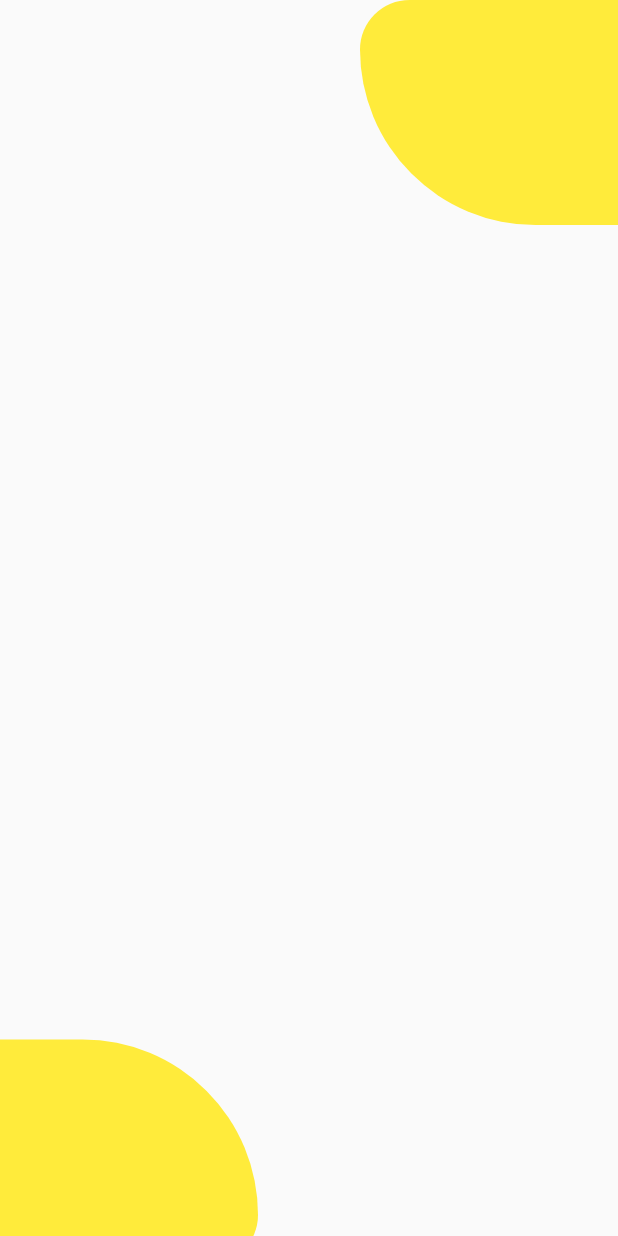
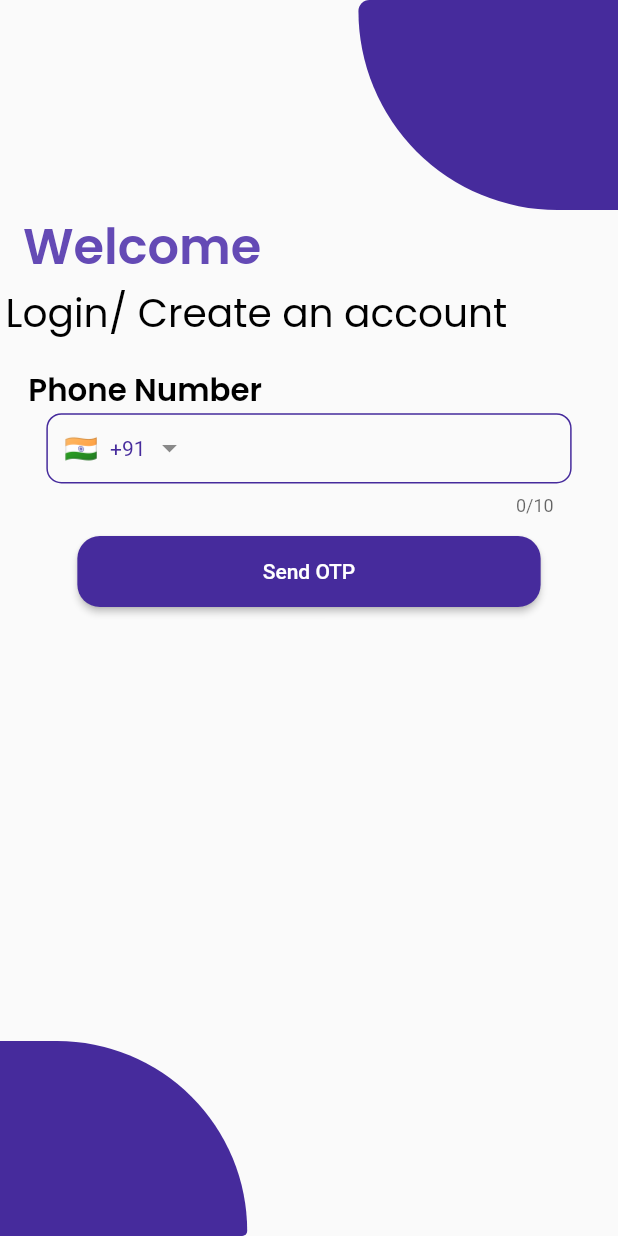
Before and after one commit to MangukiyaLogifox/FoodApp, a Flutter app: the LoginScren screen opened directly, on a phone screen of 412 x 824 dp. Run offline on Flutter 3.47's test engine with Material 2 defaults, Android fonts, the light colour scheme and no system bars; drawn by our look-alikes of intl_phone_field; our stand-ins replace cached_network_image, cloud_firestore, firebase_auth, firebase_core, google_fonts, otp_text_field and 2 more; missing offline and left inert: firebase_auth_platform_interface; accounts and stored records are empty.

Commit message:
firebase login

```diff
--- a/lib/Core/app_color.dart
+++ b/lib/Core/app_color.dart
@@ -9,6 +9,7 @@ class AppColor {
   static const black = Colors.black;
   static const red = Colors.red;
   static const green = Colors.green;
+  static const login = Color.fromRGBO(251, 192, 45, 1);
   static const blue = Color(0xFF9577F2);
   static const blue1 = Color(0xFFAB93F7);
   static const yellow = Color(0xFfC9AA05);
--- a/lib/Screen/login_screen.dart
+++ b/lib/Screen/login_screen.dart
@@ -1,5 +1,13 @@
+import 'package:firebase_auth/firebase_auth.dart';
 import 'package:flutter/material.dart';
+import 'package:flutter/services.dart';
+import 'package:food_app/Core/app_color.dart';
+import 'package:food_app/Screen/otp_screen.dart';
+import 'package:google_fonts/google_fonts.dart';
 import 'package:sizer/sizer.dart';
+import 'package:intl_phone_field/intl_phone_field.dart';
+
+var dialCode = '+91';
 
 class LoginScren extends StatefulWidget {
   const LoginScren({super.key});
@@ -9,56 +17,192 @@ class LoginScren extends StatefulWidget {
 }
 
 class _LoginScrenState extends State<LoginScren> {
+  String? verificationcode;
+  final formKey = GlobalKey<FormState>();
+  TextEditingController phoneNumber = TextEditingController();
+  bool visible = false;
+  var temp;
+
+  void dispose() {
+    phoneNumber.dispose();
+    super.dispose();
+  }
+
   @override
   Widget build(BuildContext context) {
     return Scaffold(
-      body: Column(
+      body: Form(
+        key: formKey,
+        child: Column(
           children: [
             Padding(
               padding: EdgeInsets.only(
-              left: 240,
+                left: 58.w,
               ),
               child: Container(
-              height: 150,
-              width: 350,
-              decoration: BoxDecoration(
+                height: 140,
+                width: 300,
+                decoration: const BoxDecoration(
                   borderRadius: BorderRadius.only(
-                    bottomLeft: Radius.circular(390),
+                      bottomLeft: Radius.circular(2000),
                       topLeft: Radius.circular(110)),
-                color: Colors.yellow,
+                  color: AppColor.darkIndigo,
                   shape: BoxShape.rectangle,
                 ),
               ),
             ),
             Padding(
-            padding: EdgeInsets.only(right: 240, top: 543),
+              padding: EdgeInsets.only(right: 54.w),
+              child: Text(
+                'Welcome',
+                style: GoogleFonts.poppins(
+                    color: AppColor.lightIndigo,
+                    fontWeight: FontWeight.w600,
+                    fontSize: 24.sp),
+              ),
+            ),
+            Padding(
+              padding: EdgeInsets.only(right: 17.w),
+              child: Text(
+                'Login/ Create an account',
+                style: GoogleFonts.poppins(
+                    color: AppColor.black,
+                    fontWeight: FontWeight.w400,
+                    fontSize: 19.sp),
+              ),
+            ),
+            SizedBox(
+              height: 2.h,
+            ),
+            Padding(
+              padding: EdgeInsets.only(right: 53.w),
+              child: Text(
+                'Phone Number',
+                style: GoogleFonts.poppins(
+                    color: AppColor.black,
+                    fontWeight: FontWeight.w600,
+                    fontSize: 15.sp),
+              ),
+            ),
+            SizedBox(
+                width: 85.w,
+                height: 8.h,
+                child: IntlPhoneField(
+                  controller: phoneNumber,
+                  flagsButtonPadding: const EdgeInsets.all(8),
+                  keyboardType: TextInputType.phone,
+                  cursorColor: AppColor.darkIndigo,
+                  inputFormatters: [
+                    LengthLimitingTextInputFormatter(10),
+                  ],
+                  dropdownTextStyle: TextStyle(color: AppColor.darkIndigo),
+                  dropdownIconPosition: IconPosition.trailing,
+                  decoration: InputDecoration(
+                    focusedBorder: OutlineInputBorder(
+                        borderRadius: BorderRadius.circular(10),
+                        borderSide:
+                            const BorderSide(color: AppColor.darkIndigo)),
+                    enabledBorder: OutlineInputBorder(
+                        borderRadius: BorderRadius.circular(10),
+                        borderSide:
+                            const BorderSide(color: AppColor.darkIndigo)),
+                    errorBorder: OutlineInputBorder(
+                        borderRadius: BorderRadius.circular(10),
+                        borderSide:
+                            const BorderSide(color: AppColor.darkIndigo)),
+                  ),
+                  onCountryChanged: (value) {
+                    dialCode = value.dialCode;
+                    print(dialCode);
+                  },
+                  initialCountryCode: 'IN',
+                  validator: (value) {
+                    if (value == null || value == '') {
+                      return 'Please enter some text';
+                    }
+                    return null;
+                  },
+                  onChanged: (phone) {
+                    print(phone.completeNumber);
+                  },
+                )),
+            SizedBox(height: 1.9.h),
+            ElevatedButton(
+              style: ElevatedButton.styleFrom(
+                  padding:
+                      EdgeInsets.symmetric(vertical: 1.9.h, horizontal: 30.w),
+                  shape: RoundedRectangleBorder(
+                      borderRadius: BorderRadius.circular(15)),
+                  primary: AppColor.darkIndigo),
+              onPressed: () async {
+                if (formKey.currentState!.validate()) {
+                  _verifyPhone();
+                }
+              },
+              child: Text('Send OTP'),
+            ),
+            const Spacer(),
+            Padding(
+              padding: EdgeInsets.only(right: 60.w),
               child: Container(
-              height: 150,
-              width: 350,
+                height: 130,
+                width: 380,
                 decoration: BoxDecoration(
                   borderRadius: BorderRadius.only(
-                  bottomRight: Radius.circular(110),
-                  topRight: Radius.circular(390),
+                    bottomRight: Radius.circular(130),
+                    topRight: Radius.circular(4900),
                   ),
-                color: Colors.yellow,
+                  color: AppColor.darkIndigo,
                   shape: BoxShape.rectangle,
                 ),
               ),
             ),
           ],
         ),
+      ),
     );
   }
+//
+//
+//
+
+  _verifyPhone() async {
+    await FirebaseAuth.instance.verifyPhoneNumber(
+        phoneNumber: dialCode + phoneNumber.text,
+        verificationCompleted: (PhoneAuthCredential credential) async {
+          await FirebaseAuth.instance
+              .signInWithCredential(credential)
+              .then((value) async {
+            if (value.user != null) {
+              print('user Loggins Succesfully');
             }
-//  Align(
-//             alignment: Alignment.topRight,
-//             child: Container(
-//               height: 150,
-//               width: 150,
-//               decoration: BoxDecoration(
-//                   color: Colors.yellow,
-//                   borderRadius: BorderRadius.only(
-//                       topLeft: Radius.circular(100),
-//                       bottomLeft: Radius.circular(100))),
-//             ),
-//           )
+          });
+        },
+        verificationFailed: (FirebaseAuthException e) {
+          print(e.message);
+        },
+        codeSent: (verificationId, resendingToken) {
+          setState(() {
+            verificationcode = verificationId;
+            ScaffoldMessenger.of(context)
+                .showSnackBar(
+                    const SnackBar(content: Text('OTP send succesfully')))
+                .closed
+              ..then((value) => Navigator.push(
+                  context,
+                  MaterialPageRoute(
+                      builder: (context) =>
+                          OtpScreen(number: verificationId))));
+
+            print(
+                "calll::::::::::::::::::::::cfs4dqs56cf4s5d4fc5s4c5f::::::::::::${verificationId}");
+          });
+        },
+        codeAutoRetrievalTimeout: (String verificationID) {
+          setState(() {
+            verificationcode = verificationID;
+          });
+        },
+        timeout: Duration(seconds: 60));
+  }
+}
--- a/pubspec.yaml
+++ b/pubspec.yaml
@@ -43,6 +43,9 @@ dependencies:
   cache_manager: ^1.0.0+4
   flutter_cache_manager: ^3.3.0
   shared_preferences: ^2.1.2
+  intl_phone_field: ^3.1.0
+  otp_text_field: ^1.1.3
+  firebase_auth: ^4.6.2
 
 dev_dependencies:
   flutter_test:
```
Also changed, not shown: lib/Screen/otp_screen.dart (added, +162 -0 lines), lib/main.dart (+7 -3 lines), pubspec.lock, 31 other files. Lines whose indentation alone changed are shown as unchanged.
